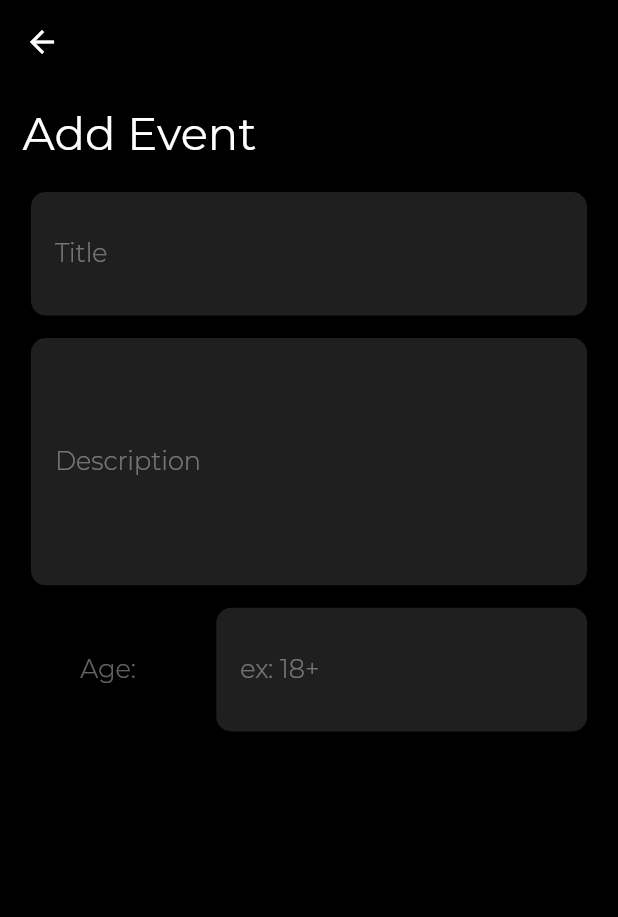
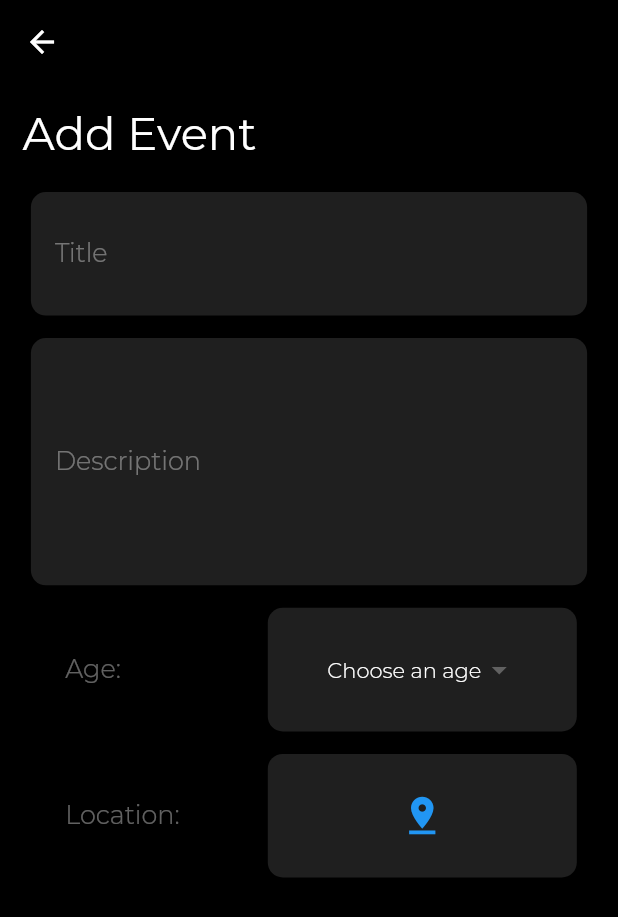
Before and after one commit to nizarmasri/Umbra-App, a Flutter app: the AddEventForm screen opened directly, on a phone screen of 412 x 824 dp. Shown: the top 917 px of the screen. Run offline on Flutter 3.47's test engine with Material 2 defaults, Android fonts, the phone set to English and light mode, and no system bars; our stand-ins replace carousel_slider, cloud_firestore, firebase_auth, firebase_core, flutter_spinkit, font_awesome_flutter and 6 more; missing offline and left inert: progress_button; accounts and stored records are empty.

Commit message:
Added Google maps API to add events form

```diff
--- a/lib/libOrg/addEventForm.dart
+++ b/lib/libOrg/addEventForm.dart
@@ -1,6 +1,12 @@
+
+import 'package:events/libOrg/application_bloc.dart';
+import 'package:events/libOrg/eventLocation.dart';
 import 'package:flutter/material.dart';
 import 'package:events/globals.dart' as globals;
 import 'package:flutter/services.dart';
+import 'package:google_maps_flutter/google_maps_flutter.dart';
+import 'package:progress_button/progress_button.dart';
+import 'package:provider/provider.dart';
 
 class AddEventForm extends StatefulWidget {
   @override
@@ -8,26 +14,31 @@ class AddEventForm extends StatefulWidget {
 }
 
 class _AddEventFormState extends State<AddEventForm> {
-
   double inputSize = 17;
   final TextEditingController titleController = TextEditingController();
   final TextEditingController descController = TextEditingController();
 
+  String _age;
+
+  navigateToLocationPage() {
+    Navigator.push(
+        context, MaterialPageRoute(builder: (context) => EventLocation()));
+  }
 
   @override
   Widget build(BuildContext context) {
-
     double height = MediaQuery.of(context).size.height;
     double width = MediaQuery.of(context).size.width;
     double textFieldWidth = width * 0.9;
     double textFieldHeight = height * 0.1;
     double descTextFieldHeight = height * 0.2;
-    double ageTextWidth = width * 0.25;
-    double ageFieldWidth = width * 0.6;
-
-
+    double ageTextWidth = width * 0.3;
+    double ageFieldWidth = width * 0.5;
+    double locTextWidth = width * 0.3;
+    double locButtonWidth = width * 0.5;
 
     return Scaffold(
+      resizeToAvoidBottomInset: true,
       appBar: AppBar(
         backgroundColor: Colors.black,
       ),
@@ -36,9 +47,11 @@ class _AddEventFormState extends State<AddEventForm> {
         onTap: () {
           FocusScope.of(context).requestFocus(new FocusNode());
         },
+        child: SingleChildScrollView(
           child: Container(
             child: Column(
               children: [
+                // Add event
                 Container(
                   padding: EdgeInsets.only(left: 15, top: 15, bottom: 20),
                   alignment: Alignment.centerLeft,
@@ -47,10 +60,10 @@ class _AddEventFormState extends State<AddEventForm> {
                     style: TextStyle(
                         fontFamily: globals.montserrat,
                         fontSize: 30,
-                          color: Colors.white
+                        color: Colors.white),
                   ),
                 ),
-                  ),
+                // Title
                 Container(
                   height: textFieldHeight,
                   width: textFieldWidth,
@@ -82,6 +95,7 @@ class _AddEventFormState extends State<AddEventForm> {
                     ),
                   ),
                 ),
+                // Description
                 Container(
                   height: descTextFieldHeight,
                   width: textFieldWidth,
@@ -113,6 +127,7 @@ class _AddEventFormState extends State<AddEventForm> {
                     ),
                   ),
                 ),
+                // Age
                 Row(
                   mainAxisAlignment: MainAxisAlignment.spaceEvenly,
                   children: [
@@ -127,7 +142,7 @@ class _AddEventFormState extends State<AddEventForm> {
                         child: ListTile(
                           title: Text(
                             "Age:",
-                              textAlign: TextAlign.center,
+                            textAlign: TextAlign.start,
                             style: TextStyle(
                                 color: Colors.white38,
                                 fontSize: inputSize,
@@ -145,28 +160,90 @@ class _AddEventFormState extends State<AddEventForm> {
                           borderRadius: BorderRadius.circular(10)),
                       margin: EdgeInsets.only(bottom: 15),
                       child: Center(
-                          child: ListTile(
-                            title: TextField(
-                              controller: titleController,
-                              cursorColor: Colors.white,
-                              keyboardType: TextInputType.number,
+                          child: DropdownButtonHideUnderline(
+                        child: DropdownButton<String>(
+                          value: _age,
+                          style: TextStyle(
+                              fontFamily: globals.montserrat,
+                              fontSize: 16,
+                              fontWeight: globals.fontWeight,
+                              color: Colors.white),
+                          //elevation: 5,
+                          items: <String>[
+                            'All ages',
+                            '13 +',
+                            '16 +',
+                            '18 +',
+                            '21 +',
+                            '23 +',
+                          ].map<DropdownMenuItem<String>>((String age) {
+                            return DropdownMenuItem<String>(
+                              value: age,
+                              child: Text(age),
+                            );
+                          }).toList(),
+                          hint: Text(
+                            "Choose an age",
                             style: TextStyle(
                                 color: Colors.white,
-                                  fontSize: inputSize,
-                                  fontFamily: globals.montserrat,
-                                  fontWeight: globals.fontWeight),
-                              decoration: InputDecoration(
-                                  hintText: "ex: 18+",
-                                  hintStyle: TextStyle(
+                                fontSize: 14,
+                                fontWeight: globals.fontWeight,
+                                fontFamily: globals.montserrat),
+                          ),
+                          onChanged: (String value) {
+                            setState(() {
+                              _age = value;
+                            });
+                          },
+                        ),
+                      )),
+                    ),
+                  ],
+                ),
+                // Maps
+                Row(
+                  mainAxisAlignment: MainAxisAlignment.spaceEvenly,
+                  children: [
+                    // Location Text
+                    Container(
+                      height: textFieldHeight,
+                      width: locTextWidth,
+                      decoration: BoxDecoration(
+                          color: Colors.black,
+                          borderRadius: BorderRadius.circular(10)),
+                      margin: EdgeInsets.only(bottom: 15),
+                      child: Center(
+                        child: ListTile(
+                          title: Text(
+                            "Location:",
+                            textAlign: TextAlign.start,
+                            style: TextStyle(
                                 color: Colors.white38,
                                 fontSize: inputSize,
                                 fontFamily: globals.montserrat,
                                 fontWeight: globals.fontWeight),
-                                  border: InputBorder.none,
-                                  focusColor: Colors.black,
-                                  fillColor: Colors.black),
                           ),
                         ),
+                      ),
+                    ),
+                    // Location button
+                    GestureDetector(
+                      onTap: (){
+                        navigateToLocationPage();
+                      },
+                      child: Container(
+                        height: textFieldHeight,
+                        width: locButtonWidth,
+                        decoration: BoxDecoration(
+                            color: Colors.white12,
+                            borderRadius: BorderRadius.circular(10)),
+                        margin: EdgeInsets.only(bottom: 15),
+                        child: Center(
+                            child: Icon(
+                              Icons.pin_drop,
+                              color: Colors.blue,
+                              size: 30,
+                            )),
                       ),
                     ),
                   ],
@@ -174,8 +251,8 @@ class _AddEventFormState extends State<AddEventForm> {
               ],
             ),
           ),
-          )
         ),
+      )),
     );
   }
 }
--- /dev/null
+++ b/lib/libOrg/application_bloc.dart
@@ -0,0 +1,18 @@
+import 'package:events/libOrg/geolocator_service.dart';
+import 'package:flutter/cupertino.dart';
+import 'package:geolocator/geolocator.dart';
+
+class ApplicationBloc with ChangeNotifier {
+  final geoLocatorService = GeolocatorService();
+
+  Position currentLocation;
+
+  ApplicationBloc() {
+    setCurrentLocation();
+  }
+
+  setCurrentLocation() async {
+      currentLocation = await geoLocatorService.getCurrentLocation();
+      notifyListeners();
+  }
+}
--- /dev/null
+++ b/lib/libOrg/geolocator_service.dart
@@ -0,0 +1,9 @@
+import 'package:geolocator/geolocator.dart';
+
+class GeolocatorService {
+
+  Future<Position> getCurrentLocation() async {
+    return await Geolocator.getCurrentPosition(desiredAccuracy: LocationAccuracy.high);
+  }
+
+}
--- a/lib/libOrg/navigator.dart
+++ b/lib/libOrg/navigator.dart
@@ -17,7 +17,7 @@ class _NavigatorOrgPageState extends State<NavigatorOrgPage> {
 
   _NavigatorOrgPageState(this.uid);
 
-  int _selectedIndex = 2;
+  int _selectedIndex = 0;
 
   static List<Widget> _widgetOptions = <Widget>[
     CurrentEventsPage(),
--- a/lib/main.dart
+++ b/lib/main.dart
@@ -9,6 +9,7 @@ import 'package:events/globals.dart' as globals;
 import 'package:events/outerLogin.dart';
 import 'package:events/navigator.dart';
 import 'package:events/libOrg/navigator.dart';
+import 'libOrg/application_bloc.dart';
 import 'newUserForm.dart';
 import 'package:flutter_spinkit/flutter_spinkit.dart';
 
@@ -32,6 +33,8 @@ class MyApp extends StatelessWidget {
             create: (context) =>
                 context.read<AuthenticationService>().authStateChanges)
       ],
+      child: ChangeNotifierProvider(
+        create: (context) => ApplicationBloc(),
         child: MaterialApp(
           debugShowCheckedModeBanner: false,
           theme: ThemeData(
@@ -39,6 +42,7 @@ class MyApp extends StatelessWidget {
             canvasColor: Colors.black,
           ),
           home: AuthenticationWrapper(),
+        ),
       ),
     );
   }
--- a/pubspec.yaml
+++ b/pubspec.yaml
@@ -38,6 +38,9 @@ dependencies:
   font_awesome_flutter: ^8.11.0
   carousel_slider: ^3.0.0
   getwidget: ^1.2.4
+  google_maps_flutter: ^2.0.1
+  geolocator: ^7.0.1
+  http: ^0.13.1
 
 
   # The following adds the Cupertino Icons font to your application.
```
Also changed, not shown: lib/libOrg/eventLocation.dart (added, +52 -0 lines), pubspec.lock, 2 other files. Lines whose indentation alone changed are shown as unchanged.
